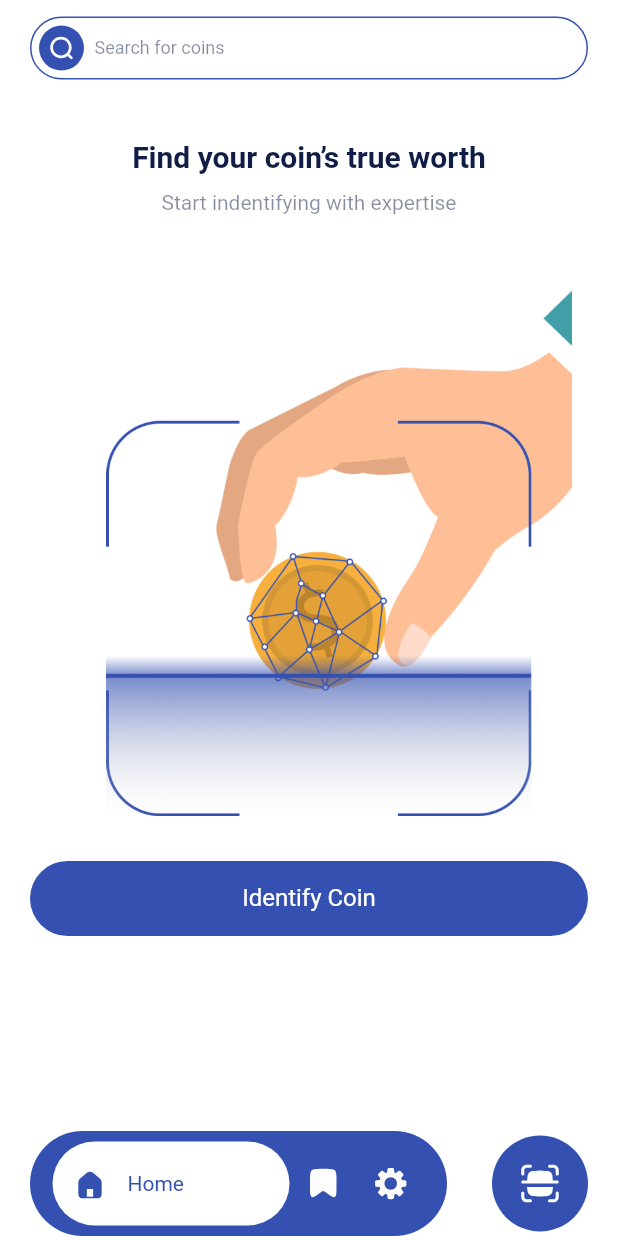
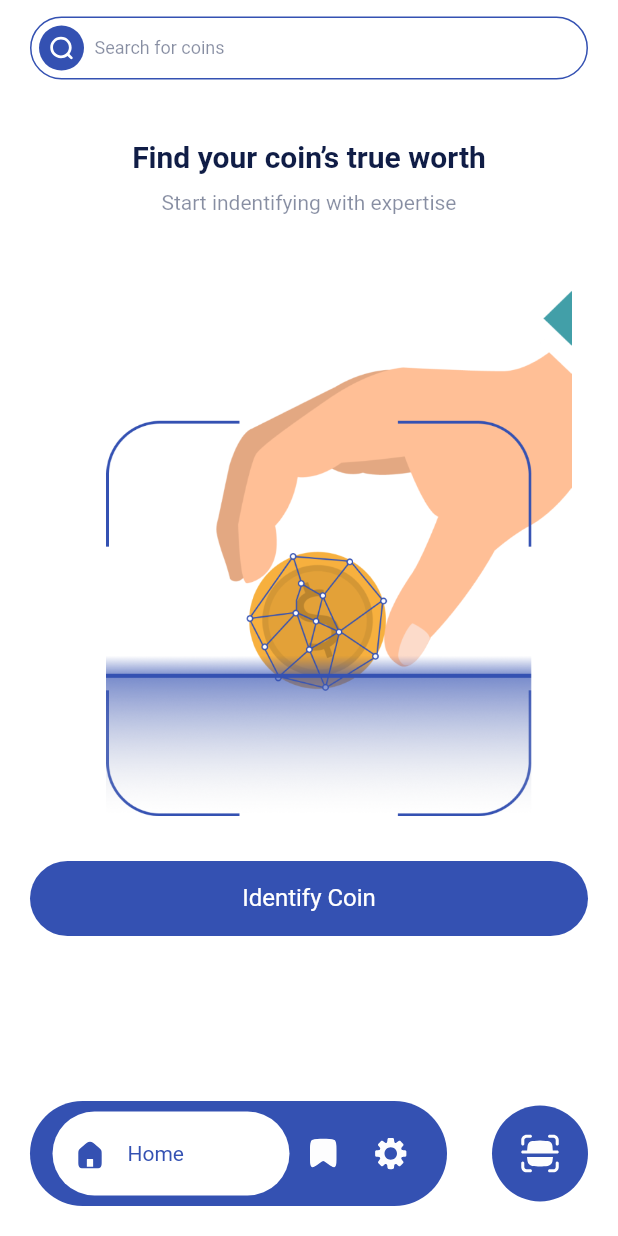
Before and after one commit to DenBurApps/pp_22, a Flutter app: the PagesView screen opened by its route, on a phone screen of 412 x 824 dp. Run offline on Flutter 3.47's test engine with Material 3 defaults, Android fonts, the phone set to English and light mode, and no system bars; our stand-ins replace cached_network_image, camera, connectivity_plus, dotted_decoration, equatable, firebase_core and 14 more; missing offline and left inert: flutter_app_info, multi_value_listenable_builder, webview_flutter_android, webview_flutter_wkwebview; accounts and stored records are empty; network calls fail; Roboto replaces fonts that are missing (Arimo).

Commit message:
Update app

```diff
--- a/lib/presentation/modules/pages/pages_view.dart
+++ b/lib/presentation/modules/pages/pages_view.dart
@@ -38,7 +38,7 @@ class _PagesViewState extends State<PagesView> {
     return Scaffold(
       bottomNavigationBar: SafeArea(
         child: Padding(
-          padding: EdgeInsets.symmetric(horizontal: 20),
+          padding: EdgeInsets.only(left: 20, right: 20 ,bottom: 20),
           child: SizedBox(
             height: 70,
             child: Row(
```
Also changed, not shown: lib/presentation/modules/search/views/camera_search_view.dart (+7 -8 lines).
